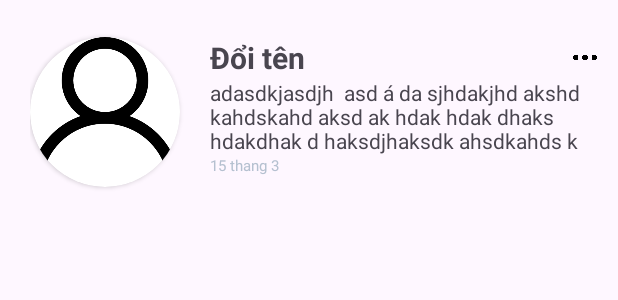
After one commit to LamS1mple/Workflow-Management-ANDROID, an Android app: the layout item_notice.xml on its own in the app's theme, with its tools: preview values and no code run, on a phone screen of 412 x 824 dp. The commit adds this screen. Shown: the top 300 px of the screen. Run offline under Robolectric (Android 15) with nearby library versions, the phone set to English and light mode, and no system bars.

Commit message:
finsh notice

```diff
--- /dev/null
+++ b/app/src/main/res/layout/item_notice.xml
@@ -0,0 +1,66 @@
+<?xml version="1.0" encoding="utf-8"?>
+<LinearLayout xmlns:android="http://schemas.android.com/apk/res/android"
+    xmlns:tools="http://schemas.android.com/tools"
+    android:layout_width="match_parent"
+    android:layout_height="150dp"
+    xmlns:app="http://schemas.android.com/apk/res-auto"
+    android:padding="20dp"
+    android:paddingEnd="0dp"
+    android:orientation="horizontal">
+    <androidx.cardview.widget.CardView
+        android:layout_gravity="center_vertical"
+        android:layout_width="wrap_content"
+        app:cardCornerRadius="1000dp"
+        android:layout_height="wrap_content">
+        <ImageView
+            android:src="@drawable/user"
+            android:id="@+id/img_item_notice"
+            android:layout_width="100dp"
+            android:layout_height="100dp"
+            />
+    </androidx.cardview.widget.CardView>
+
+    <LinearLayout
+        android:layout_width="match_parent"
+        android:layout_height="100dp"
+        android:layout_gravity="center_vertical"
+        android:orientation="vertical"
+        android:paddingEnd="10dp"
+        android:paddingStart="20dp">
+
+        <LinearLayout
+            android:layout_width="match_parent"
+            android:layout_height="wrap_content"
+            android:orientation="horizontal">
+            <TextView
+                android:textStyle="bold"
+                android:id="@+id/title_notice"
+                android:layout_width="240dp"
+                android:maxWidth="300dp"
+                android:layout_height="wrap_content"
+                android:maxLines="1"
+                android:text="Đổi tên"
+                android:textSize="20sp" />
+            <ImageView
+                android:id="@+id/ic_edit_notice"
+                android:src="@drawable/dots"
+                android:layout_width="20dp"
+                android:layout_height="match_parent"/>
+        </LinearLayout>
+
+        <TextView
+            android:id="@+id/content_notice"
+            android:layout_width="wrap_content"
+            android:layout_height="wrap_content"
+            android:maxLines="3"
+            android:text="adasdkjasdjh  asd á da sjhdakjhd akshd kahdskahd aksd ak hdak hdak dhaks hdakdhak d haksdjhaksdk ahsdkahds k kahds ak" />
+
+        <TextView
+            android:id="@+id/time_notice"
+            android:layout_width="wrap_content"
+            android:layout_height="wrap_content"
+            android:text="15 thang 3"
+            android:textColor="#B5C0D0"
+            android:textSize="10sp" />
+    </LinearLayout>
+</LinearLayout>
--- a/app/src/main/res/menu/menu_notice.xml
+++ b/app/src/main/res/menu/menu_notice.xml
@@ -2,8 +2,5 @@
 <menu xmlns:android="http://schemas.android.com/apk/res/android"
     xmlns:app="http://schemas.android.com/apk/res-auto">
 
-    <item android:id="@+id/back_notice"
-        android:title=""
-        android:icon="@drawable/back"
-        app:showAsAction="always"/>
+
 </menu>
--- a/app/src/main/res/values/colors.xml
+++ b/app/src/main/res/values/colors.xml
@@ -3,4 +3,6 @@
     <color name="black">#FF000000</color>
     <color name="white">#FFFFFFFF</color>
     <color name="color_text_forget_password_and_sign_up">#46b5fd</color>
+    <color name="color_back">#76ABAE</color>
+    <color name="color_back_notice">#ACE2E1</color>
 </resources>
```
Also changed, not shown: app/src/main/java/com/example/workflowmanagementandroid/Adapter/ListNoticeAdapter.java (added, +49 -0 lines), app/src/main/java/com/example/workflowmanagementandroid/NotificationActivity.java (+20 -1 lines), app/src/main/res/layout/activity_notification.xml (+5 -2 lines), app/src/main/res/drawable/dots.png (added).
